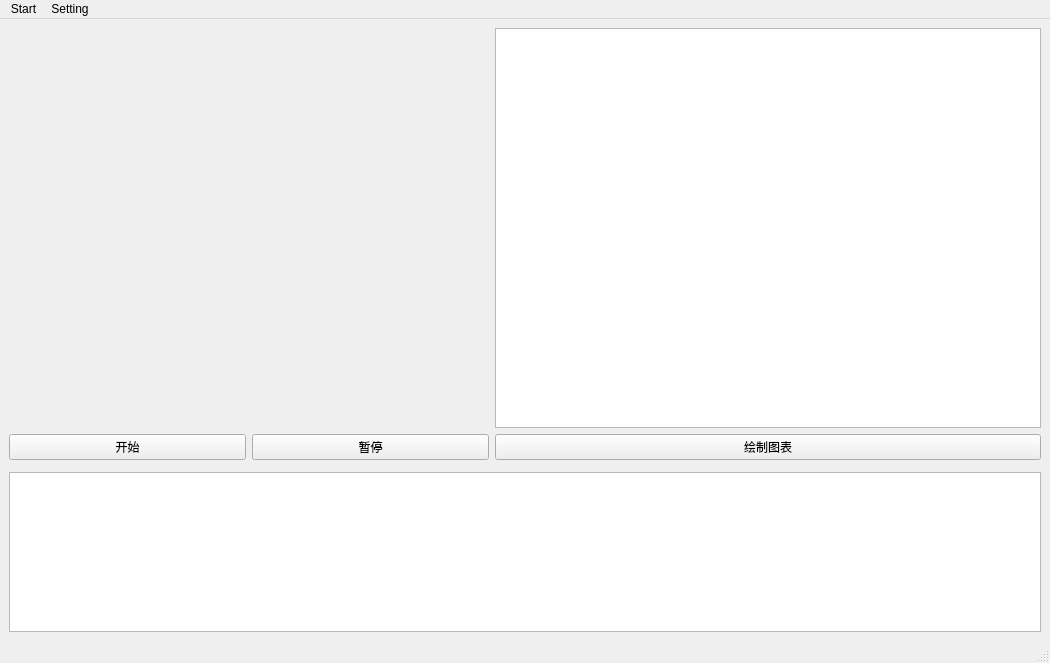
Robinsssson/ShowWindows, file mainwindow.ui: the form before one commit.
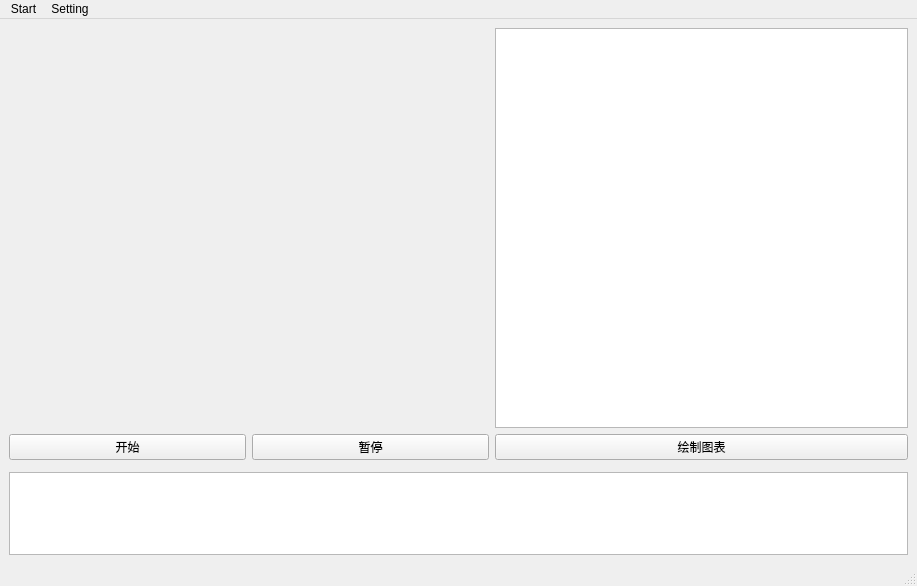
The form after the commit. Custom widgets are drawn as their Qt base class.

Patch:
```diff
--- a/mainwindow.ui
+++ b/mainwindow.ui
@@ -6,8 +6,8 @@
    <rect>
     <x>0</x>
     <y>0</y>
-    <width>1050</width>
-    <height>663</height>
+    <width>917</width>
+    <height>586</height>
    </rect>
   </property>
   <property name="windowTitle">
@@ -85,7 +85,7 @@
     <rect>
      <x>0</x>
      <y>0</y>
-     <width>1050</width>
+     <width>917</width>
      <height>17</height>
     </rect>
    </property>
```
